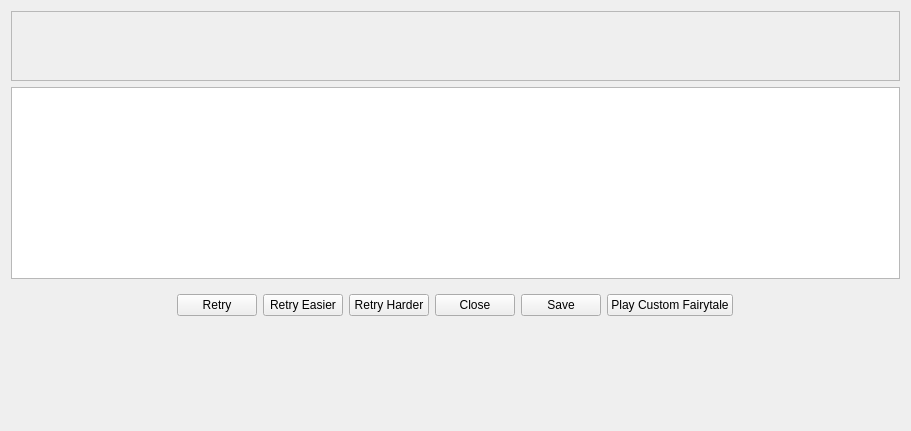
First picture: the form in ui/customfairytale.ui, repository tdauth/gustavsfairyland, before the edit.
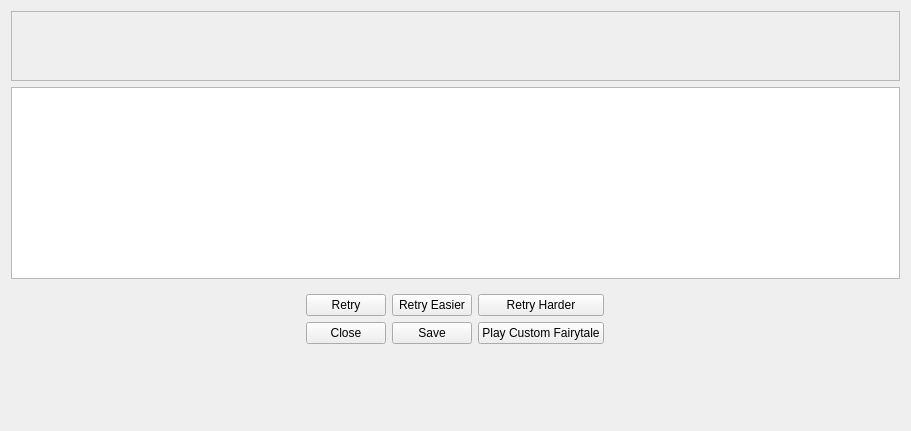
Second picture: the form after the edit. Icons and pictures are not drawn.

Commit message: Use Grid Layout for the retry buttons

```diff
--- a/ui/customfairytale.ui
+++ b/ui/customfairytale.ui
@@ -76,25 +76,8 @@
    </item>
    <item row="2" column="0" colspan="7" alignment="Qt::AlignHCenter|Qt::AlignTop">
     <widget class="QWidget" name="widget" native="true">
-     <layout class="QHBoxLayout" name="horizontalLayout_3">
-      <item>
-       <widget class="QPushButton" name="retryPushButton">
-        <property name="text">
-         <string>Retry</string>
-        </property>
-        <property name="icon">
-         <iconset resource="../oxygen-icons-png-master/oxygen_windows.qrc">
-          <normaloff>:/themes/oxygen/32x32/actions/edit-redo.png</normaloff>:/themes/oxygen/32x32/actions/edit-redo.png</iconset>
-        </property>
-        <property name="iconSize">
-         <size>
-          <width>32</width>
-          <height>32</height>
-         </size>
-        </property>
-       </widget>
-      </item>
-      <item>
+     <layout class="QGridLayout" name="gridLayout_2">
+      <item row="0" column="1">
        <widget class="QPushButton" name="retryEasierPushButton">
         <property name="text">
          <string>Retry Easier</string>
@@ -111,7 +94,24 @@
         </property>
        </widget>
       </item>
-      <item>
+      <item row="0" column="0">
+       <widget class="QPushButton" name="retryPushButton">
+        <property name="text">
+         <string>Retry</string>
+        </property>
+        <property name="icon">
+         <iconset resource="../oxygen-icons-png-master/oxygen_windows.qrc">
+          <normaloff>:/themes/oxygen/32x32/actions/edit-redo.png</normaloff>:/themes/oxygen/32x32/actions/edit-redo.png</iconset>
+        </property>
+        <property name="iconSize">
+         <size>
+          <width>32</width>
+          <height>32</height>
+         </size>
+        </property>
+       </widget>
+      </item>
+      <item row="0" column="2">
        <widget class="QPushButton" name="retryHarderPushButton">
         <property name="text">
          <string>Retry Harder</string>
@@ -128,7 +128,7 @@
         </property>
        </widget>
       </item>
-      <item>
+      <item row="1" column="0">
        <widget class="QPushButton" name="okPushButton">
         <property name="text">
          <string>Close</string>
@@ -145,7 +145,7 @@
         </property>
        </widget>
       </item>
-      <item>
+      <item row="1" column="1">
        <widget class="QPushButton" name="savePushButton">
         <property name="text">
          <string>Save</string>
@@ -162,7 +162,7 @@
         </property>
        </widget>
       </item>
-      <item>
+      <item row="1" column="2">
        <widget class="QPushButton" name="playFinalVideoPushButton">
         <property name="enabled">
          <bool>true</bool>
```
Left out of the diff: 4 changed lines with no effect on the pictures. The commit also changes 2 other files.
